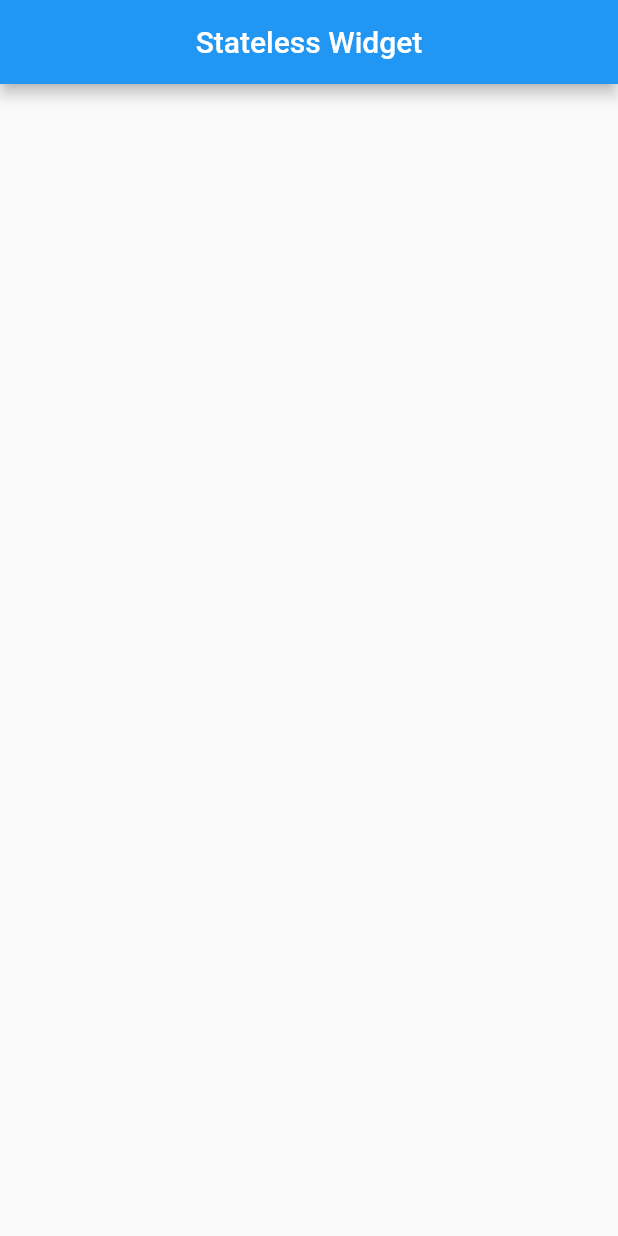
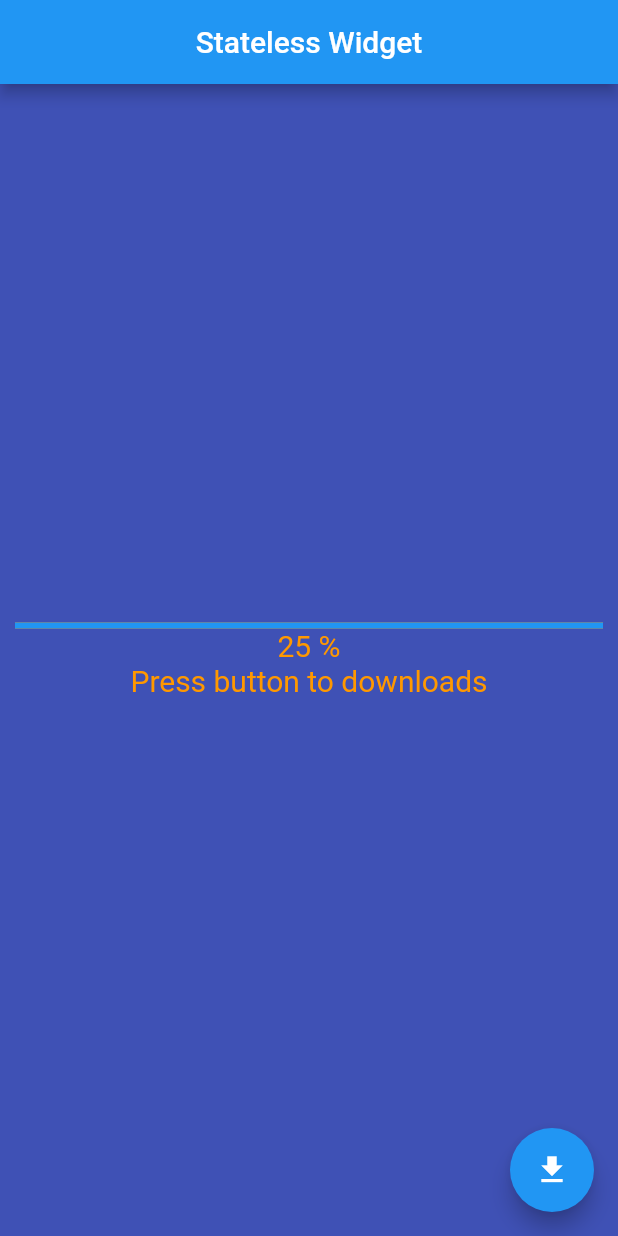
Before and after one commit to itlavs/learn_flutter, a Flutter app: the screen it shows after launch, on a phone screen of 412 x 824 dp. Run offline on Flutter 3.47's test engine with Material 2 defaults, Android fonts, the phone set to English and light mode, and no system bars.

Commit message:
Доработан интерфейс

```diff
--- a/lib/main.dart
+++ b/lib/main.dart
@@ -1,17 +1,42 @@
 import 'package:flutter/material.dart';
 
-void main() {
-  runApp(MyStatelessWidget());
-}
+void main() => runApp(MyStatelessWidget());
 
 class MyStatelessWidget extends StatelessWidget {
   @override
   Widget build(BuildContext context) {
     return MaterialApp(
       home: Scaffold(
+        backgroundColor: Colors.indigo,
         appBar: AppBar(
           title: Text("Stateless Widget"),
           centerTitle: true,
+        ),
+        body: Center(
+          child: Container(
+            padding: EdgeInsets.all(10),
+            child: Column(
+              mainAxisAlignment: MainAxisAlignment.center,
+              children: <Widget>[
+                LinearProgressIndicator(
+                  value: 25,
+                  backgroundColor: Colors.orange,
+                ),
+                Text(
+                  "25 %",
+                  style: TextStyle(color: Colors.orange, fontSize: 20),
+                ),
+                Text(
+                  "Press button to downloads",
+                  style: TextStyle(color: Colors.orange, fontSize: 20),
+                )
+              ],
+            ),
+          ),
+        ),
+        floatingActionButton: FloatingActionButton(
+          onPressed: null,
+          child: Icon(Icons.file_download),
         ),
       ),
     );
```
